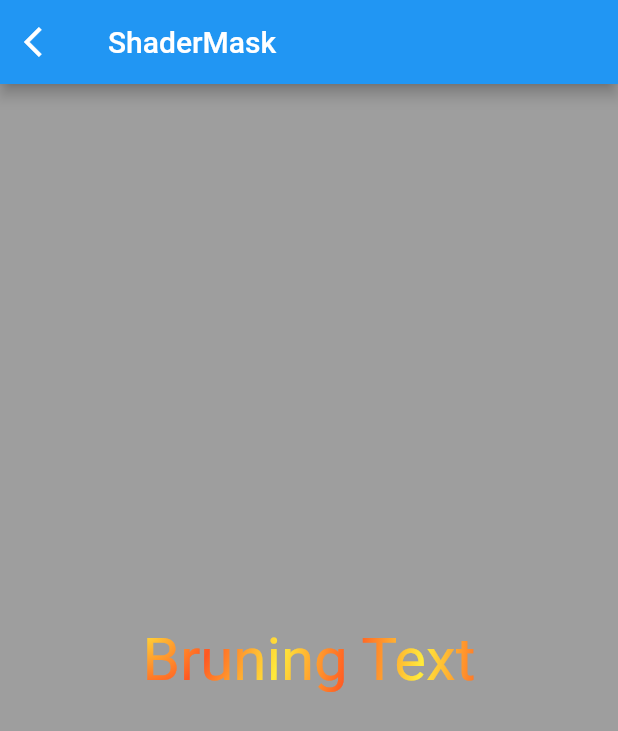
After one commit to panmin/awesome-flutter, a Flutter app: the screen it shows after launch, after a tap on "ShaderMask", on a phone screen of 412 x 824 dp. The commit adds this screen. Shown: the top 731 px of the screen. Run offline on Flutter 3.47's test engine with Material 2 defaults, Android fonts, the phone set to English and light mode, and no system bars.

Commit message:
ShaderMask

```diff
--- a/awesome_flutter/lib/main.dart
+++ b/awesome_flutter/lib/main.dart
@@ -1,4 +1,5 @@
 import 'package:awesome_flutter/animated_builder_test.dart';
+import 'package:awesome_flutter/shader_mask_test.dart';
 import 'package:awesome_flutter/staggered_test.dart';
 import 'package:awesome_flutter/widget_life/widget_life.dart';
 import 'package:flutter/foundation.dart';
@@ -49,6 +50,12 @@ class MainPage extends StatelessWidget {
                     context,
                     MaterialPageRoute(
                         builder: (context) => AnimatedBuilderTest()))),
+            RaisedButton(
+                child: Text("ShaderMask"),
+                onPressed: () => Navigator.push(
+                    context,
+                    MaterialPageRoute(
+                        builder: (context) => ShaderMaskTest()))),
           ],
         ) //MyHomePage(title: 'Flutter Demo Home Page'),,
         );
--- /dev/null
+++ b/awesome_flutter/lib/shader_mask_test.dart
@@ -0,0 +1,38 @@
+import 'package:flutter/material.dart';
+
+class ShaderMaskTest extends StatefulWidget {
+  @override
+  _ShaderMaskTestState createState() => _ShaderMaskTestState();
+}
+
+class _ShaderMaskTestState extends State<ShaderMaskTest> {
+  @override
+  Widget build(BuildContext context) {
+    return Scaffold(
+      backgroundColor: Colors.grey,
+      appBar: AppBar(
+        leading: IconButton(
+          icon: Icon(Icons.arrow_back_ios),
+          onPressed: () => Navigator.pop(context),
+        ),
+        title: Text("ShaderMask"),
+      ),
+      body: Center(
+        child: ShaderMask(
+          shaderCallback: (rect) {
+            return RadialGradient(
+                    radius: 1,
+                    tileMode: TileMode.mirror,
+                    colors: <Color>[Colors.yellow, Colors.deepOrange],
+                    center: Alignment.topLeft)
+                .createShader(rect);
+          },
+          child: Text(
+            "Bruning Text",
+            style: TextStyle(color: Colors.white, fontSize: 40),
+          ),
+        ),
+      ),
+    );
+  }
+}
```
